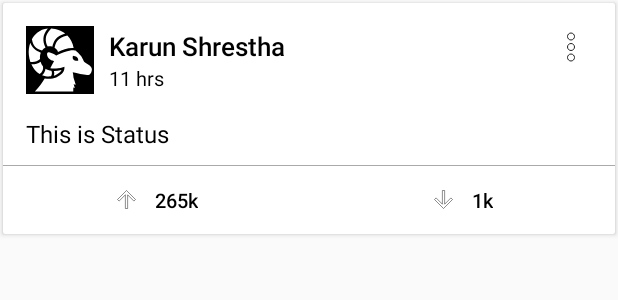
After one commit to sniperking69/DORA, an Android app: the layout comment_layout.xml on its own in the app's theme, with its tools: preview values and no code run, on a phone screen of 412 x 824 dp. The commit adds this screen. Shown: the top 300 px of the screen. Run offline under Robolectric (Android 15) with nearby library versions, the phone set to English and light mode, and no system bars.

Commit message:
Adapter upgrade upload and comment system added

```diff
--- a/app/src/main/java/com/aputech/dora/ui/Fragments/home.java
+++ b/app/src/main/java/com/aputech/dora/ui/Fragments/home.java
@@ -1,6 +1,7 @@
 package com.aputech.dora.ui.Fragments;
 
 import android.os.Bundle;
+import android.util.Log;
 import android.view.LayoutInflater;
 import android.view.View;
 import android.view.ViewGroup;
@@ -51,9 +52,7 @@ public class home extends Fragment {
         FirestoreRecyclerOptions<Note> options = new FirestoreRecyclerOptions.Builder<Note>()
                 .setQuery(query, Note.class)
                 .build();
-
-        adapter = new HomeAdapter(options);
-
+        adapter = new HomeAdapter(options,getActivity());
         RecyclerView recyclerView = root.findViewById(R.id.recycler_view);
         recyclerView.setHasFixedSize(true);
         recyclerView.setLayoutManager(new LinearLayoutManager(getActivity()));
--- a/app/src/main/res/layout/activity_view_post.xml
+++ b/app/src/main/res/layout/activity_view_post.xml
@@ -22,6 +22,7 @@
 
     <EditText
         android:id="@+id/commenttext"
+
         android:layout_width="match_parent"
         android:layout_height="wrap_content"
         android:ems="10"
--- /dev/null
+++ b/app/src/main/res/layout/comment_layout.xml
@@ -0,0 +1,178 @@
+<?xml version="1.0" encoding="utf-8"?>
+<androidx.cardview.widget.CardView
+    xmlns:android="http://schemas.android.com/apk/res/android"
+    xmlns:app="http://schemas.android.com/apk/res-auto"
+    android:layout_width="match_parent"
+    android:layout_height="wrap_content"
+    android:layout_marginEnd="2dp"
+    android:layout_marginStart="2dp"
+    android:layout_marginTop="2dp"
+    android:layout_marginBottom="10dp">
+
+
+    <RelativeLayout
+        android:layout_width="match_parent"
+        android:layout_height="match_parent"
+        android:background="@android:color/white">
+
+        <RelativeLayout
+            android:id="@+id/rellay1"
+            android:layout_width="match_parent"
+            android:layout_height="wrap_content"
+            android:layout_marginLeft="15dp"
+            android:layout_marginRight="15dp"
+            android:layout_marginTop="15dp">
+
+
+            <ImageView
+                android:id="@+id/imgView_proPic"
+                android:layout_width="45dp"
+                android:layout_height="45dp"
+                android:adjustViewBounds="true"
+                android:scaleType="fitCenter"
+                android:src="@drawable/ic_ram_profile" />
+            <LinearLayout
+                android:layout_width="wrap_content"
+                android:layout_height="wrap_content"
+                android:orientation="horizontal"
+                android:layout_alignParentEnd="true">
+
+                <androidx.appcompat.widget.AppCompatImageView
+                    android:layout_width="28dp"
+                    android:layout_height="28dp"
+                    app:srcCompat="@drawable/ic_more"/>
+            </LinearLayout>
+            <LinearLayout
+                android:layout_width="wrap_content"
+                android:layout_height="wrap_content"
+                android:layout_centerVertical="true"
+                android:layout_marginLeft="10dp"
+                android:layout_toEndOf="@+id/imgView_proPic"
+                android:orientation="vertical">
+
+                <TextView
+                    android:id="@+id/text_view_title"
+                    android:layout_width="wrap_content"
+                    android:layout_height="wrap_content"
+                    android:fontFamily="sans-serif-medium"
+                    android:text="Karun Shrestha"
+                    android:textColor="@android:color/black"
+                    android:textSize="17sp" />
+
+                <TextView
+                    android:id="@+id/text_view_priority"
+                    android:layout_width="wrap_content"
+                    android:layout_height="wrap_content"
+                    android:fontFamily="sans-serif"
+                    android:text="11 hrs"
+                    android:textColor="@android:color/black"
+                    android:textSize="13sp" />
+
+            </LinearLayout>
+
+        </RelativeLayout>
+        <LinearLayout
+            android:id="@+id/content"
+            android:layout_width="match_parent"
+            android:orientation="vertical"
+            android:layout_below="@+id/rellay1"
+            android:layout_height="wrap_content">
+            <TextView
+                android:id="@+id/text_view_description"
+                android:layout_width="match_parent"
+                android:layout_height="wrap_content"
+                android:layout_marginLeft="15dp"
+                android:layout_marginRight="15dp"
+                android:layout_marginTop="15dp"
+                android:text="This is Status"
+                android:textColor="@android:color/black"
+                android:textSize="16sp" />
+            <ImageView
+                android:id="@+id/img"
+                android:layout_width="match_parent"
+                android:layout_height="wrap_content"
+                android:visibility="gone"/>
+        </LinearLayout>
+
+
+        <ImageView
+            android:id="@+id/imgView_line"
+            android:layout_width="match_parent"
+            android:layout_height="0.5dp"
+            android:layout_below="@+id/content"
+            android:layout_marginTop="10dp"
+            android:background="@android:color/darker_gray" />
+
+        <LinearLayout
+            android:layout_width="match_parent"
+            android:layout_height="45dp"
+            android:layout_below="@+id/imgView_line">
+
+            <RelativeLayout
+                android:layout_width="match_parent"
+                android:layout_height="match_parent"
+                android:id="@+id/upvote"
+                android:layout_weight="1">
+
+                <LinearLayout
+                    android:layout_width="wrap_content"
+                    android:layout_height="wrap_content"
+                    android:layout_centerInParent="true">
+
+                    <ImageView
+                        android:layout_width="18dp"
+                        android:layout_height="18dp"
+                        android:adjustViewBounds="true"
+                        android:scaleType="fitCenter"
+                        app:srcCompat="@drawable/upvote" />
+
+                    <TextView
+                        android:layout_width="wrap_content"
+                        android:layout_height="wrap_content"
+                        android:layout_marginLeft="10dp"
+                        android:fontFamily="sans-serif-medium"
+                        android:text="265k"
+                        android:textColor="@android:color/black"
+                        android:textSize="13sp" />
+
+                </LinearLayout>
+
+            </RelativeLayout>
+
+
+
+            <RelativeLayout
+                android:layout_width="match_parent"
+                android:id="@+id/downvote"
+                android:layout_height="match_parent"
+                android:layout_weight="1">
+
+                <LinearLayout
+                    android:layout_width="wrap_content"
+                    android:layout_height="wrap_content"
+                    android:layout_centerInParent="true">
+
+                    <ImageView
+                        android:layout_width="18dp"
+                        android:layout_height="18dp"
+                        android:adjustViewBounds="true"
+                        android:scaleType="fitCenter"
+                        app:srcCompat="@drawable/downvote" />
+
+                    <TextView
+                        android:layout_width="wrap_content"
+                        android:layout_height="wrap_content"
+                        android:layout_marginLeft="10dp"
+                        android:fontFamily="sans-serif-medium"
+                        android:text="1k"
+                        android:textColor="@android:color/black"
+                        android:textSize="13sp" />
+
+                </LinearLayout>
+
+            </RelativeLayout>
+
+        </LinearLayout>
+
+    </RelativeLayout>
+</androidx.cardview.widget.CardView>
```
Also changed, not shown: app/src/main/java/com/aputech/dora/Adpater/CommentAdapter.java (+1 -7 lines), app/src/main/java/com/aputech/dora/Adpater/HomeAdapter.java (+12 -5 lines), app/src/main/java/com/aputech/dora/Model/Comment.java (+35 -23 lines), app/src/main/java/com/aputech/dora/Model/Note.java (+39 -1 lines), app/src/main/java/com/aputech/dora/ui/Post.java (+29 -0 lines), app/src/main/java/com/aputech/dora/ui/ViewPostActivity.java (+58 -0 lines).
